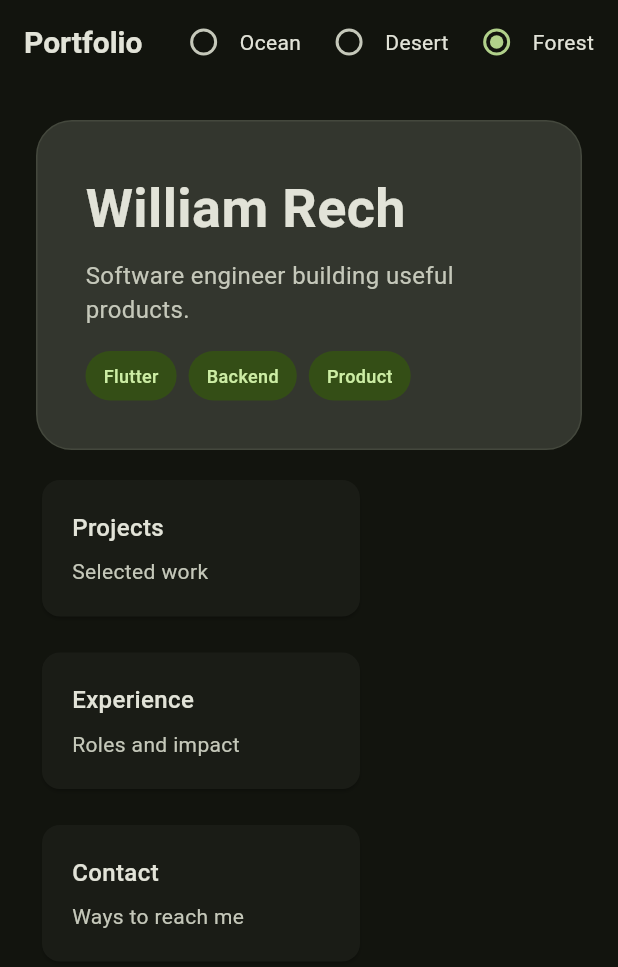
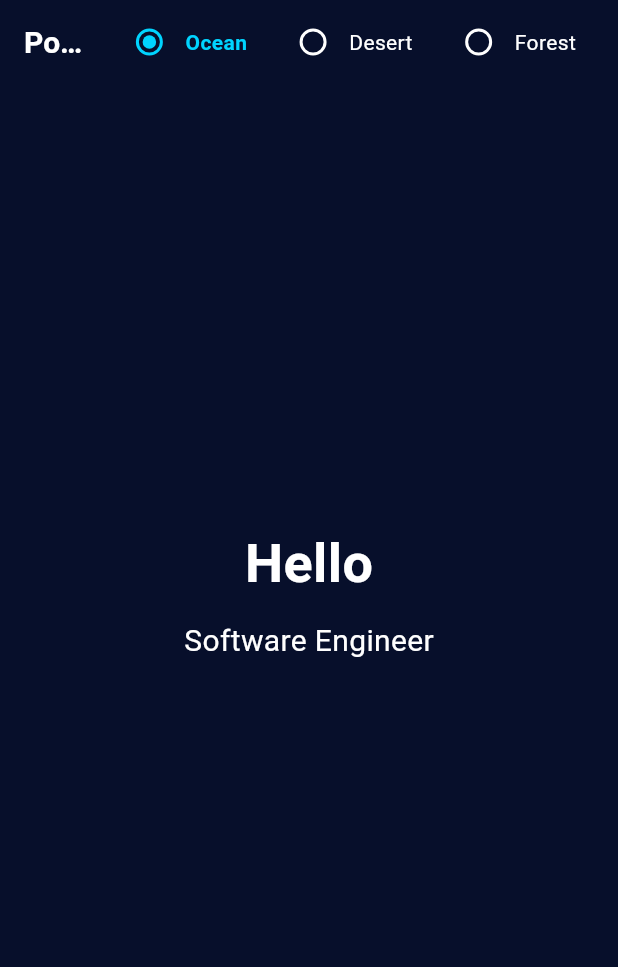
Before and after one commit to williamrech/portfolio, a Flutter app: the screen it shows after launch, on a phone screen of 412 x 824 dp. Shown: the top 967 px of the screen. Run offline on Flutter 3.47's test engine with Material 3 defaults, Android fonts, the phone set to English and light mode, and no system bars.

Commit message:
feat: restructuring of the home page.

```diff
--- a/lib/config/colors.dart
+++ /dev/null
@@ -1,27 +0,0 @@
-import 'package:flutter/material.dart';
-
-class AppColors {
-  const AppColors(this._scheme);
-
-  final ColorScheme _scheme;
-
-  Color get background => _scheme.surface;
-
-  Color get card => _scheme.surfaceContainerHighest;
-
-  Color get cardBorder => _scheme.outlineVariant;
-
-  Color get text => _scheme.onSurface;
-
-  Color get textMuted => _scheme.onSurfaceVariant;
-
-  Color get cardTitle => text;
-
-  Color get cardContent => textMuted;
-
-  Color get chip => _scheme.primaryContainer;
-
-  Color get chipText => _scheme.onPrimaryContainer;
-
-  Color get danger => _scheme.error;
-}
--- a/lib/config/extensions.dart
+++ b/lib/config/extensions.dart
@@ -1,15 +1,11 @@
 import 'package:flutter/material.dart';
+import 'package:portfolio/config/theme.dart';
 import 'package:provider/provider.dart';
 
-import 'colors.dart';
-import 'themes.dart';
+extension AppThemeContext on BuildContext {
+  AppTheme get theme => watch<AppThemeController>().theme;
 
-extension ThemeContext on BuildContext {
-  ThemeData get theme => watch<ThemeController>().theme;
-
-  AppColors get colors => AppColors(theme.colorScheme);
-
-  void setTheme(ThemeData theme) {
-    read<ThemeController>().setTheme(theme);
+  void setTheme(AppTheme theme) {
+    read<AppThemeController>().setTheme(theme);
   }
 }
--- /dev/null
+++ b/lib/config/theme.dart
@@ -0,0 +1,58 @@
+import 'package:flutter/material.dart';
+
+class AppThemes {
+  static final ocean = AppTheme(
+    transparent: Color(0x00000000),
+    backDark: Color(0xFF070F2B),
+    backLight: Color(0xFF1B1A55),
+    highlight: Color(0xFF00D4FF),
+    text: Color(0xFFFFFFFF),
+  );
+
+  static final desert = AppTheme(
+    transparent: Color(0x00000000),
+    backDark: Color(0xFF2F1B12),
+    backLight: Color(0xFF5A3A22),
+    highlight: Color(0xFFFFB703),
+    text: Color(0xFFFFFFFF),
+  );
+
+  static final forest = AppTheme(
+    transparent: Color(0x00000000),
+    backDark: Color(0xFF081C15),
+    backLight: Color(0xFF1B4332),
+    highlight: Color(0xFF52B788),
+    text: Color(0xFFFFFFFF),
+  );
+}
+
+extension AppThemeColor on Color {
+  Color get overlay => withValues(alpha: 0.12);
+}
+
+class AppTheme {
+  Color transparent;
+  Color backDark;
+  Color backLight;
+  Color highlight;
+  Color text;
+
+  AppTheme({
+    required this.transparent,
+    required this.backDark,
+    required this.backLight,
+    required this.highlight,
+    required this.text,
+  });
+}
+
+class AppThemeController extends ChangeNotifier {
+  AppTheme _theme = AppThemes.ocean;
+
+  AppTheme get theme => _theme;
+
+  void setTheme(AppTheme theme) {
+    _theme = theme;
+    notifyListeners();
+  }
+}
--- a/lib/config/themes.dart
+++ /dev/null
@@ -1,35 +0,0 @@
-import 'package:flutter/material.dart';
-
-class ConfigThemes {
-  static final ocean = ThemeData(
-    colorScheme: ColorScheme.fromSeed(
-      seedColor: Colors.cyan,
-      brightness: Brightness.dark,
-    ),
-  );
-
-  static final desert = ThemeData(
-    colorScheme: ColorScheme.fromSeed(
-      seedColor: Colors.orangeAccent,
-      brightness: Brightness.dark,
-    ),
-  );
-
-  static final forest = ThemeData(
-    colorScheme: ColorScheme.fromSeed(
-      seedColor: Colors.lightGreen,
-      brightness: Brightness.dark,
-    ),
-  );
-}
-
-class ThemeController extends ChangeNotifier {
-  ThemeData _theme = ConfigThemes.forest;
-
-  ThemeData get theme => _theme;
-
-  void setTheme(ThemeData theme) {
-    _theme = theme;
-    notifyListeners();
-  }
-}
--- a/lib/main.dart
+++ b/lib/main.dart
@@ -1,14 +1,13 @@
 import 'package:flutter/material.dart';
 import 'package:provider/provider.dart';
 
-import 'config/extensions.dart';
-import 'config/themes.dart';
+import 'config/theme.dart';
 import 'pages/home.dart';
 
 void main() {
   runApp(
     MultiProvider(
-      providers: [ChangeNotifierProvider(create: (_) => ThemeController())],
+      providers: [ChangeNotifierProvider(create: (_) => AppThemeController())],
       child: const App(),
     ),
   );
@@ -19,6 +18,6 @@ class App extends StatelessWidget {
 
   @override
   Widget build(BuildContext context) {
-    return MaterialApp(home: const Home(), theme: context.theme);
+    return MaterialApp(home: const Home());
   }
 }
--- a/lib/pages/components/card.dart
+++ /dev/null
@@ -1,33 +0,0 @@
-import 'package:flutter/material.dart';
-
-import '../../components/text.dart';
-import '../../config/extensions.dart';
-
-class HomeCard extends StatelessWidget {
-  const HomeCard({super.key, required this.title, required this.body});
-
-  final String title;
-  final String body;
-
-  @override
-  Widget build(BuildContext context) {
-    final c = context.colors;
-
-    return SizedBox(
-      width: 220,
-      child: Card(
-        child: Padding(
-          padding: const EdgeInsets.all(20),
-          child: Column(
-            crossAxisAlignment: CrossAxisAlignment.start,
-            children: [
-              AppText(title, size: .s16, color: c.cardTitle, weight: .medium),
-              const SizedBox(height: 8),
-              AppText(body, size: .s14, color: c.cardContent, weight: .regular),
-            ],
-          ),
-        ),
-      ),
-    );
-  }
-}
--- a/lib/pages/components/chip.dart
+++ /dev/null
@@ -1,26 +0,0 @@
-import 'package:flutter/material.dart';
-
-import '../../components/text.dart';
-import '../../config/extensions.dart';
-
-class HomeChip extends StatelessWidget {
-  const HomeChip(this.label, {super.key});
-
-  final String label;
-
-  @override
-  Widget build(BuildContext context) {
-    final c = context.colors;
-
-    return DecoratedBox(
-      decoration: BoxDecoration(
-        color: c.chip,
-        borderRadius: BorderRadius.circular(999),
-      ),
-      child: Padding(
-        padding: const EdgeInsets.symmetric(horizontal: 12, vertical: 8),
-        child: AppText(label, size: .s12, color: c.chipText, weight: .medium),
-      ),
-    );
-  }
-}
--- a/lib/pages/components/radio.dart
+++ b/lib/pages/components/radio.dart
@@ -2,23 +2,48 @@ import 'package:flutter/material.dart';
 
 import '../../components/text.dart';
 import '../../config/extensions.dart';
+import '../../config/theme.dart';
 
 class HomeRadio extends StatelessWidget {
   const HomeRadio({super.key, required this.theme, required this.label});
 
-  final ThemeData theme;
+  final AppTheme theme;
   final String label;
 
   @override
   Widget build(BuildContext context) {
-    final c = context.colors;
+    final c = context.theme;
+    final selected = identical(c, theme);
 
-    return Row(
-      mainAxisSize: MainAxisSize.min,
-      children: [
-        Radio<ThemeData>(value: theme),
-        AppText(label, size: .s14, color: c.text, weight: .regular),
-      ],
+    return Material(
+      color: c.transparent,
+      child: InkWell(
+        borderRadius: BorderRadius.circular(999),
+        overlayColor: WidgetStateProperty.all(c.highlight.overlay),
+        onTap: () => context.setTheme(theme),
+        child: Padding(
+          padding: const EdgeInsets.only(right: 12),
+          child: Row(
+            mainAxisSize: MainAxisSize.min,
+            children: [
+              Radio<AppTheme>(
+                value: theme,
+                fillColor: WidgetStateProperty.resolveWith((states) {
+                  if (states.contains(WidgetState.selected)) return c.highlight;
+                  return c.text;
+                }),
+                overlayColor: WidgetStateProperty.all(c.transparent),
+              ),
+              AppText(
+                label,
+                size: .s14,
+                color: selected ? c.highlight : c.text,
+                weight: selected ? .semiBold : .regular,
+              ),
+            ],
+          ),
+        ),
+      ),
     );
   }
 }
--- /dev/null
+++ b/lib/pages/components/section.dart
@@ -0,0 +1,40 @@
+import 'package:flutter/material.dart';
+
+import '../../components/text.dart';
+import '../../config/extensions.dart';
+
+class HomeSection extends StatelessWidget {
+  const HomeSection({
+    super.key,
+    required this.title,
+    required this.subtitle,
+    required this.backgroundColor,
+  });
+
+  final String title;
+  final String subtitle;
+  final Color backgroundColor;
+
+  @override
+  Widget build(BuildContext context) {
+    final c = context.theme;
+
+    return Container(
+      color: backgroundColor,
+      alignment: Alignment.center,
+      padding: const EdgeInsets.symmetric(horizontal: 24, vertical: 48),
+      child: Container(
+        constraints: const BoxConstraints(maxWidth: 720),
+        child: Column(
+          mainAxisSize: MainAxisSize.min,
+          children: [
+            AppText(title, size: .s36, color: c.text, weight: .bold),
+            const SizedBox(height: 12),
+            AppText(subtitle, size: .s20, color: c.text, weight: .regular),
+            const SizedBox(height: 32),
+          ],
+        ),
+      ),
+    );
+  }
+}
--- a/lib/pages/home.dart
+++ b/lib/pages/home.dart
@@ -2,93 +2,94 @@ import 'package:flutter/material.dart';
 
 import '../components/text.dart';
 import '../config/extensions.dart';
-import '../config/themes.dart';
-import 'components/card.dart';
-import 'components/chip.dart';
+import '../config/theme.dart';
 import 'components/radio.dart';
+import 'components/section.dart';
 
 class Home extends StatelessWidget {
   const Home({super.key});
 
   @override
   Widget build(BuildContext context) {
-    final theme = context.theme;
-    final c = context.colors;
+    final c = context.theme;
 
     return Scaffold(
+      extendBodyBehindAppBar: true,
       appBar: AppBar(
+        backgroundColor: c.transparent,
+        elevation: 0,
+        scrolledUnderElevation: 0,
+        shadowColor: c.transparent,
+        surfaceTintColor: c.transparent,
         title: AppText('Portfolio', size: .s20, color: c.text, weight: .bold),
         actions: [
-          RadioGroup<ThemeData>(
-            groupValue: theme,
+          RadioGroup<AppTheme>(
+            groupValue: c,
             onChanged: (value) => context.setTheme(value!),
             child: Padding(
               padding: const EdgeInsets.only(right: 16),
               child: Wrap(
                 spacing: 8,
                 children: [
-                  HomeRadio(theme: ConfigThemes.ocean, label: 'Ocean'),
-                  HomeRadio(theme: ConfigThemes.desert, label: 'Desert'),
-                  HomeRadio(theme: ConfigThemes.forest, label: 'Forest'),
+                  HomeRadio(theme: AppThemes.ocean, label: 'Ocean'),
+                  HomeRadio(theme: AppThemes.desert, label: 'Desert'),
+                  HomeRadio(theme: AppThemes.forest, label: 'Forest'),
                 ],
               ),
             ),
           ),
         ],
       ),
-      body: ColoredBox(
-        color: c.background,
-        child: ListView(
-          padding: const EdgeInsets.all(24),
-          children: [
-            Container(
-              padding: const EdgeInsets.all(32),
-              decoration: BoxDecoration(
-                color: c.card,
-                borderRadius: BorderRadius.circular(24),
-                border: Border.all(color: c.cardBorder),
+      body: LayoutBuilder(
+        builder: (context, constraints) {
+          final sectionHeight = constraints.maxHeight;
+
+          return ListView(
+            padding: EdgeInsets.zero,
+            children: [
+              SizedBox(
+                height: sectionHeight,
+                child: HomeSection(
+                  title: 'Hello',
+                  subtitle: 'Software Engineer',
+                  backgroundColor: c.backDark,
+                ),
               ),
-              child: Column(
-                crossAxisAlignment: CrossAxisAlignment.start,
-                children: [
-                  AppText(
-                    'William Rech',
-                    size: .s36,
-                    color: c.text,
-                    weight: .bold,
-                  ),
-                  const SizedBox(height: 8),
-                  AppText(
-                    'Software engineer building useful products.',
-                    size: .s16,
-                    color: c.textMuted,
-                    weight: .regular,
-                  ),
-                  const SizedBox(height: 16),
-                  Wrap(
-                    spacing: 8,
-                    runSpacing: 8,
-                    children: const [
-                      HomeChip('Flutter'),
-                      HomeChip('Backend'),
-                      HomeChip('Product'),
-                    ],
-                  ),
-                ],
+              SizedBox(
+                height: sectionHeight,
+                child: HomeSection(
+                  title: 'Featured Projects',
+                  subtitle: 'My favorite work',
+                  backgroundColor: c.backLight,
+                ),
               ),
-            ),
-            const SizedBox(height: 16),
-            Wrap(
-              spacing: 16,
-              runSpacing: 16,
-              children: const [
-                HomeCard(title: 'Projects', body: 'Selected work'),
-                HomeCard(title: 'Experience', body: 'Roles and impact'),
-                HomeCard(title: 'Contact', body: 'Ways to reach me'),
-              ],
-            ),
-          ],
-        ),
+              SizedBox(
+                height: sectionHeight,
+                child: HomeSection(
+                  title: 'Journey',
+                  subtitle: 'My experience',
+                  backgroundColor: c.backDark,
+                ),
+              ),
+              SizedBox(
+                height: sectionHeight,
+                child: HomeSection(
+                  title: 'Technical Toolbox',
+                  subtitle: 'Technologies & Architecture',
+                  backgroundColor: c.backLight,
+                ),
+              ),
+              SizedBox(
+                height: sectionHeight,
+                child: HomeSection(
+                  title: "Let's Connect",
+                  subtitle: 'Contact',
+                  backgroundColor: c.backDark,
+                ),
+              ),
+            ],
+          );
+        },
       ),
     );
   }
```
